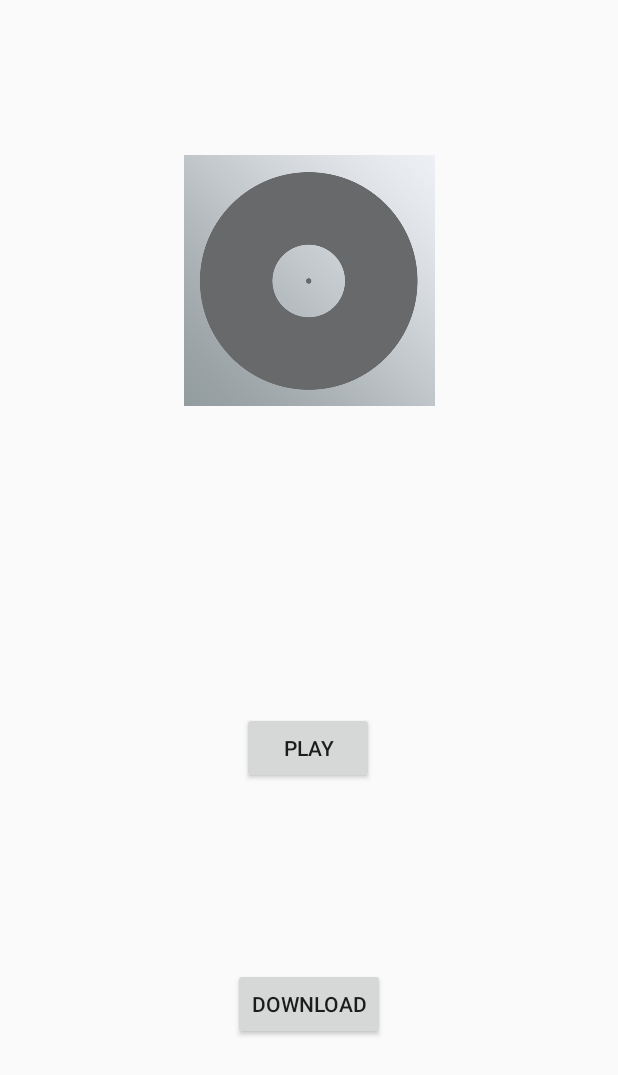
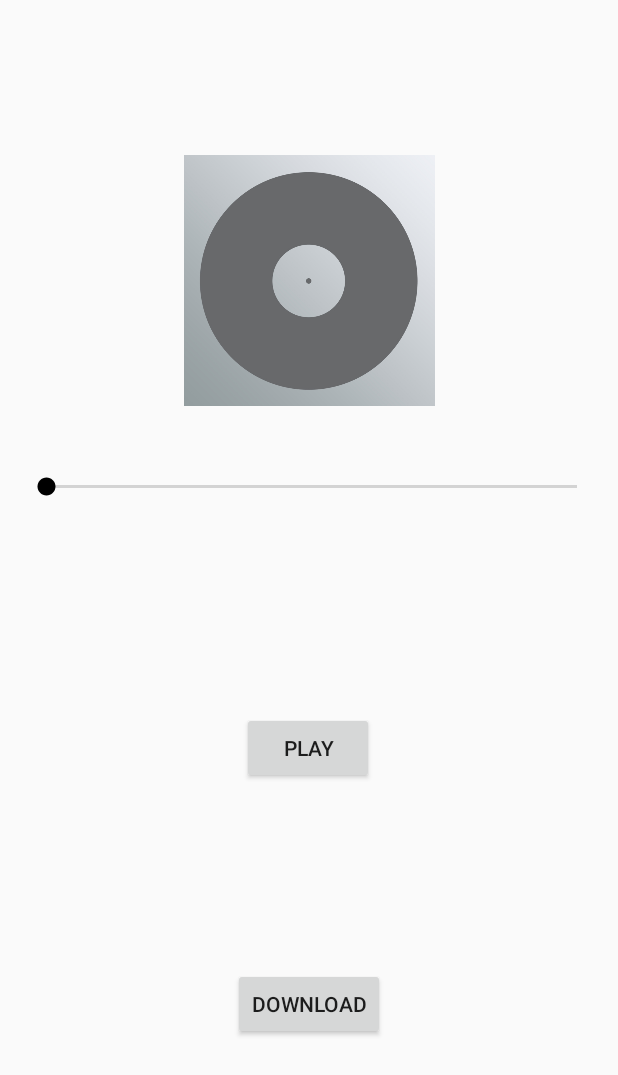
Before and after one commit to BrainBroader/MusicStreamer-Android, an Android app: the Player screen opened directly, with no data from a screen before it, on a phone screen of 412 x 824 dp. Shown: the top 1075 px of the screen. Run offline under Robolectric (Android 15) with nearby library versions, the phone set to English and light mode, and no system bars; 10 statements that could not run were skipped.

Commit message:
MediaPlayer bug fixes

```diff
--- a/app/src/main/java/aueb/ds/musicstreamer/Player.java
+++ b/app/src/main/java/aueb/ds/musicstreamer/Player.java
@@ -1,9 +1,9 @@
 package aueb.ds.musicstreamer;
 
 import android.Manifest;
-import android.annotation.SuppressLint;
 import android.app.Activity;
 import android.app.ProgressDialog;
+import android.content.Intent;
 import android.content.pm.PackageManager;
 import android.graphics.Bitmap;
 import android.graphics.BitmapFactory;
@@ -13,29 +13,23 @@ import android.os.AsyncTask;
 import android.os.Build;
 import android.os.Bundle;
 import android.os.Environment;
+import android.os.Handler;
 import android.util.Log;
+import android.view.KeyEvent;
 import android.view.View;
 import android.widget.Button;
 import android.widget.ImageView;
+import android.widget.SeekBar;
 import android.widget.TextView;
 import android.widget.Toast;
-
-import androidx.annotation.RequiresApi;
-
 import MusicFile.MusicFile;
 import java.io.File;
-import java.io.FileInputStream;
-import java.io.FileNotFoundException;
 import java.io.FileOutputStream;
 import java.io.IOException;
 import java.io.ObjectInputStream;
 import java.io.ObjectOutputStream;
 import java.net.Socket;
 import java.net.UnknownHostException;
-import java.nio.file.Files;
-import java.nio.file.Path;
-import java.nio.file.Paths;
-import java.security.spec.EncodedKeySpec;
 import java.util.ArrayList;
 import java.util.List;
 
@@ -52,10 +46,11 @@ public class Player extends Activity  {
     private String songname;
     private String artist;
     private ImageView coverart;
-    private ArrayList<File> chunkFiles;
+    private SeekBar seekBar;
     private ArrayList<InputStreamDataSource> mds;
-    private  ArrayList<MusicFile> forMerge;
-    private int i = 0;
+    private ArrayList<MusicFile> forMerge;
+    private int ch = 0;
+    private boolean started = false;
 
     @Override
     protected void onCreate(Bundle savedInstanceState) {
@@ -72,10 +67,10 @@ public class Player extends Activity  {
         play = findViewById(R.id.button);
         coverart = findViewById(R.id.cover);
         download = findViewById(R.id.button4);
+        seekBar = findViewById(R.id.seekBar);
         temp.setText(songname);
         art_name.setText(artist);
 
-        chunkFiles = new ArrayList<>();
         mds = new ArrayList<>();
         forMerge = new ArrayList<>();
 
@@ -97,8 +92,10 @@ public class Player extends Activity  {
             e.printStackTrace();
         }
 
+        if (currentPlayer == null && !started) {
+            started = true;
             currentPlayer = new MediaPlayer();
-        currentPlayer.setDataSource(mds.get(i));
+            currentPlayer.setDataSource(mds.get(ch));
             try {
                 currentPlayer.prepare();
             } catch (IOException e) {
@@ -106,6 +103,7 @@ public class Player extends Activity  {
             }
             currentPlayer.start();
             createNextPlayer();
+        }
 
         play.setOnClickListener(new View.OnClickListener() {
             @Override
@@ -118,8 +116,21 @@ public class Player extends Activity  {
             }
         });
 
+        final Handler handler = new Handler();
+        this.runOnUiThread(new Runnable() {
+
+            @Override
+            public void run() {
+                if (currentPlayer != null){
+                    int currentPosition = currentPlayer.getCurrentPosition() / 1000;
+                    seekBar.setProgress(currentPosition);
+                }
+                handler.postDelayed(this, 1000);
+            }
+        });
+
+
         download.setOnClickListener(new View.OnClickListener() {
-            //@RequiresApi(api = Build.VERSION_CODES.O)
             @Override
             public void onClick(View v) {
                 try {
@@ -129,6 +140,22 @@ public class Player extends Activity  {
                 }
             }
         });
+    }
+
+    @Override
+    protected void onResume() {
+        super.onResume();
+    }
+
+    @Override
+    protected void onPause() {
+        super.onPause();
+        if (currentPlayer.isPlaying()) {
+            currentPlayer.pause();
+        }
+        if (nextPlayer.isPlaying()) {
+            nextPlayer.pause();
+        }
     }
 
     private class AsyncClient extends AsyncTask<String, String, String> {
@@ -145,12 +172,11 @@ public class Player extends Activity  {
         protected String doInBackground(String... params) {
             publishProgress("Searching...", "Searching..."); // Calls onProgressUpdate()
 
+            int port = Integer.parseInt(params[2]);
+            String ip = params[3];
 
-            int PORT = Integer.parseInt(params[2]);
-            String IP = params[3];
-
-            Log.e("IP","Server>> " + IP);
-            Log.e("PORT","Server>> " + PORT);
+            Log.e("IP","Server>> " + ip);
+            Log.e("PORT","Server>> " + port);
 
             try {
                 String art_name = params[0];
@@ -161,7 +187,7 @@ public class Player extends Activity  {
                 ObjectOutputStream dos = null;
                 ObjectInputStream dis = null;
                 try {
-                    s = new Socket(IP, PORT);
+                    s = new Socket(ip, port);
                     dos = new ObjectOutputStream(s.getOutputStream());
                     dis = new ObjectInputStream(s.getInputStream());
 
@@ -192,6 +218,8 @@ public class Player extends Activity  {
                             mmr.setDataSource(isdt);
                             byte[] data = mmr.getEmbeddedPicture();
 
+                            String duration = mmr.extractMetadata(MediaMetadataRetriever.METADATA_KEY_DURATION);
+
                             if (data != null) {
                                 final Bitmap cover = BitmapFactory.decodeByteArray(data, 0, data.length);
                                 runOnUiThread(new Runnable() {
@@ -203,6 +231,7 @@ public class Player extends Activity  {
                                     }
                                 });
                             }
+                            mmr.release();
                         }
                     }
                     resp = Integer.toString(array.size());
@@ -249,15 +278,19 @@ public class Player extends Activity  {
     private void createNextPlayer() {
         try {
             nextPlayer = new MediaPlayer();
-            nextPlayer.setDataSource(mds.get(++i));
+            nextPlayer.setDataSource(mds.get(++ch));
             nextPlayer.prepare();
             currentPlayer.setNextMediaPlayer(nextPlayer);
             currentPlayer.setOnCompletionListener(new MediaPlayer.OnCompletionListener() {
                 @Override
                 public void onCompletion(MediaPlayer mp) {
+                    if (ch == mds.size()-1) {
+                        mp.stop();
+                    } else {
                         mp.release();
                         currentPlayer = nextPlayer;
                         createNextPlayer();
+                    }
                 }
             });
         } catch (IOException e) {
@@ -275,7 +308,6 @@ public class Player extends Activity  {
 
             String path = dir.getAbsolutePath()+"/"+ songname + ".mp3";
             boolean exists = new File(path).exists();
-            Log.e("exists", String.valueOf(exists));
             if (exists) {
                 Toast.makeText(getBaseContext(), "Already downloaded.", Toast.LENGTH_LONG).show();
             } else {
@@ -294,4 +326,5 @@ public class Player extends Activity  {
         String state = Environment.getExternalStorageState();
         return Environment.MEDIA_MOUNTED.equals(state);
     }
+
 }
--- a/app/src/main/res/layout/music_player.xml
+++ b/app/src/main/res/layout/music_player.xml
@@ -66,5 +66,14 @@
         app:layout_constraintStart_toStartOf="parent"
         app:layout_constraintTop_toBottomOf="@+id/button" />
 
+    <SeekBar
+        android:id="@+id/seekBar"
+        android:layout_width="389dp"
+        android:layout_height="22dp"
+        app:layout_constraintBottom_toTopOf="@+id/textView"
+        app:layout_constraintEnd_toEndOf="parent"
+        app:layout_constraintStart_toStartOf="parent"
+        app:layout_constraintTop_toBottomOf="@+id/cover" />
+
 
 </androidx.constraintlayout.widget.ConstraintLayout>
```
Also changed, not shown: app/src/main/AndroidManifest.xml (+6 -7 lines), app/src/main/java/MusicFile/MusicFile.java (+1 -14 lines), app/src/main/java/aueb/ds/musicstreamer/OnlineModeActivity.java (+7 -19 lines). Lines whose indentation alone changed are shown as unchanged.
